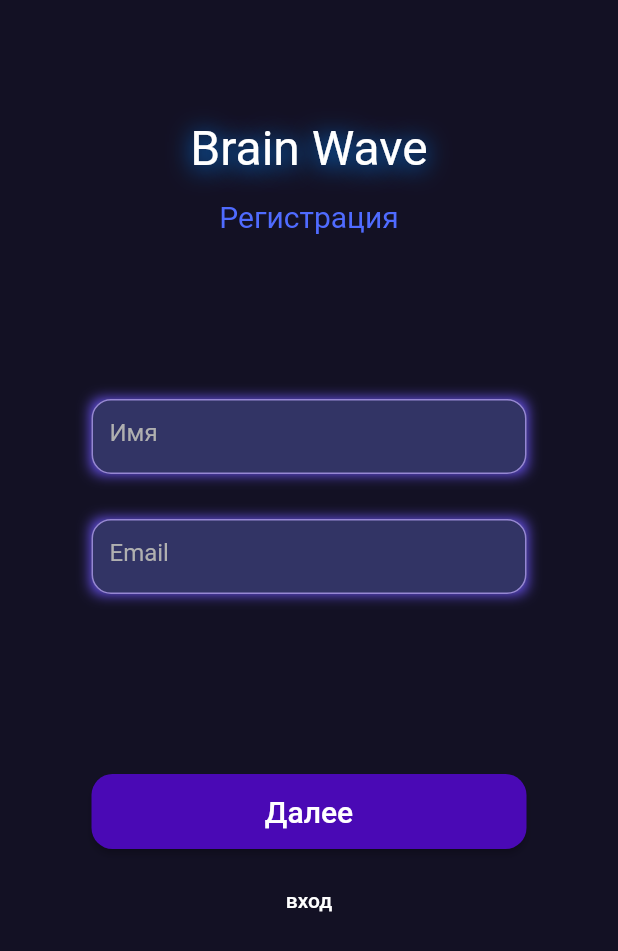
After one commit to Jason1258t/brain-wave, a Flutter app: the screen it shows after launch, after a tap on "регистрация", on a phone screen of 412 x 824 dp. The commit adds this screen. Shown: the top 951 px of the screen. Run offline on Flutter 3.47's test engine with Material 2 defaults, Android fonts, the light colour scheme and no system bars; our stand-ins replace bloc, firebase_auth, firebase_core, flutter_bloc, google_fonts, rxdart and 1 more; missing offline and left inert: loading_animations; accounts and stored records are empty; Roboto replaces fonts that are missing (Ubuntu).

Commit message:
вход робит

```diff
--- a/lib/auth/bloc/auth_bloc.dart
+++ b/lib/auth/bloc/auth_bloc.dart
@@ -10,11 +10,67 @@ part 'auth_state.dart';
 
 class AuthBloc extends Bloc<AuthEvent, AuthState> {
   final AppRepository _appRepository;
-
+  late StreamSubscription<AuthStateEnum> _authState;
 
   AuthBloc({required AppRepository appRepository}) :_appRepository = appRepository, super(AuthInitial()) {
-    on<AuthEvent>((event, emit) {
-      // TODO: implement event handler
+    on<AuthSubscriptionEvent>(_onSubscription);
+    on<LoginInitialEvent>(_initialLogin);
+    on<LoginLoadingEvent>(_onLoading);
+    on<LoginSuccessEvent>(_onSuccessLogin);
+    on<RegisterSuccessEvent>(_onSuccessRegister);
+    on<LoginFailEvent>(_onFail);
+    on<LoginCheckValid>(_checkLoginValid);
+  }
+
+  _onSubscription(AuthSubscriptionEvent event, emit) {
+    _authState = _appRepository.authState.stream.listen((AuthStateEnum event) {
+      if (event == AuthStateEnum.loading) add(LoginLoadingEvent());
+      if (event == AuthStateEnum.logged) add(LoginSuccessEvent());
+      if (event == AuthStateEnum.fail) add(LoginFailEvent());
+      if (event == AuthStateEnum.registered) add(RegisterFailEvent());
     });
   }
+
+  _initialLogin(LoginInitialEvent event, emit) {
+    _appRepository.firebaseLoginUserWithEmailAndPassword(event.email, event.password);
+  }
+
+  _onLoading(LoginLoadingEvent event, emit) {
+    emit(AuthLoadingState());
+  }
+
+  _onSuccessLogin(LoginSuccessEvent event, emit) {
+    emit(AuthSuccessState());
+  }
+
+  _onSuccessRegister(RegisterSuccessEvent event, emit) {
+    emit(RegisterSuccessState());
+  }
+
+  _onFail(LoginFailEvent event, emit) {
+    emit(AuthFailState());
+  }
+
+  _checkLoginValid(LoginCheckValid event, emit) {
+    if (event.email.isNotEmpty && event.password.isNotEmpty) {
+      bool email = true;
+      bool password = true;
+
+      if (RegExp(
+          r'^(([^<>()[\]\\.,;:\s@\"]+(\.[^<>()[\]\\.,;:\s@\"]+)*)|(\".+\"))@((\[[0-9]{1,3}\.[0-9]{1,3}\.[0-9]{1,3}\.[0-9]{1,3}\])|(([a-zA-Z\-0-9]+\.)+[a-zA-Z]{2,}))$')
+          .hasMatch(event.email)) {
+        email = false;
+      }
+      if (event.password.length > 5) {
+        password = false;
+      }
+      if (email || password) {
+        emit(LoginInvalidFields(email: email, password: password));
+      } else {
+        emit(LoginValidFields());
+      }
+    } else {
+      emit(LoginInvalidFields(email: true, password: true));
+    }
+  }
 }
--- a/lib/auth/bloc/auth_event.dart
+++ b/lib/auth/bloc/auth_event.dart
@@ -3,6 +3,7 @@ part of 'auth_bloc.dart';
 @immutable
 abstract class AuthEvent {}
 
+class AuthSubscriptionEvent extends AuthEvent {}
 
 class LoginInitialEvent extends AuthEvent {
   final String email;
@@ -33,3 +34,9 @@ class RegisterFailEvent extends AuthEvent {
   final String problem;
   RegisterFailEvent({this.problem = 'ошибка'});
 }
+
+class LoginCheckValid extends AuthEvent {
+  final String email;
+  final String password;
+  LoginCheckValid({required this.email, required this.password});
+}
--- a/lib/auth/bloc/auth_state.dart
+++ b/lib/auth/bloc/auth_state.dart
@@ -19,3 +19,11 @@ class RegisterFailState extends AuthState {
   final String problem;
   RegisterFailState({this.problem = 'ошибка'});
 }
+
+class LoginInvalidFields extends AuthState {
+  final bool email;
+  final bool password;
+  LoginInvalidFields({required this.email, required this.password});
+}
+
+class LoginValidFields extends AuthState {}
--- /dev/null
+++ b/lib/auth/data/registration_repository.dart
@@ -0,0 +1,22 @@
+class RegistrationRepository {
+  RegInfo regInfo = RegInfo();
+
+  void setInfo({String? name, String? email, String? password}) {
+    regInfo.copyWith(newName: name, newEmail: email, newPassword: password);
+  }
+}
+
+
+class RegInfo {
+  late final String? name;
+  late final String? email;
+  late final String? password;
+  RegInfo({this.name, this.password, this.email});
+
+
+  copyWith({String? newName, String? newEmail, String? newPassword}) {
+    if (newName != null) name = newName;
+    if (newEmail != null) email = newEmail;
+    if (newPassword != null) password = newPassword;
+  }
+}
--- /dev/null
+++ b/lib/auth/ui/first_registration_screen.dart
@@ -0,0 +1,74 @@
+import 'package:brain_wave_2/auth/bloc/auth_bloc.dart';
+import 'package:brain_wave_2/widgets/elevated_button.dart';
+import 'package:brain_wave_2/widgets/filled_text_field.dart';
+import 'package:flutter/material.dart';
+import 'package:flutter_bloc/flutter_bloc.dart';
+
+import '../../utils/utils.dart';
+
+class FirstRegistrationScreen extends StatelessWidget {
+  const FirstRegistrationScreen({Key? key}) : super(key: key);
+
+  @override
+  Widget build(BuildContext context) {
+    final TextEditingController emailController = TextEditingController();
+    final TextEditingController nameController = TextEditingController();
+    return SafeArea(
+        child: Scaffold(
+      backgroundColor: const Color(0xff131124),
+      body: BlocConsumer<AuthBloc, AuthState>(
+        listener: (context, state) {},
+        builder: (context, state) {
+          return SingleChildScrollView(
+            child: Center(
+              child: Padding(
+                padding: const EdgeInsets.symmetric(vertical: 80),
+                child: Column(
+                  crossAxisAlignment: CrossAxisAlignment.center,
+                  children: [
+                    Column(
+                      children: const [
+                        Text(
+                          'Brain Wave',
+                          style: AppTypography.font32fff,
+                        ),
+                        SizedBox(
+                          height: 15,
+                        ),
+                        Text(
+                          'Регистрация',
+                          style: AppTypography.font204F6BFF,
+                        ),
+                        SizedBox(
+                          height: 110,
+                        ),
+                      ],
+                    ),
+                    Column(
+                      children: [
+                        CustomFilledTextField(
+                          hintText: 'Имя',
+                          controller: nameController,
+                          keyBoardType: TextInputType.emailAddress,
+                        ),
+                        const SizedBox(
+                          height: 30,
+                        ),
+                        CustomFilledTextField(
+                            hintText: 'Email', controller: emailController),
+                        const SizedBox(height: 120)
+                      ],
+                    ),
+                    CustomElevatedButton(callback: () {}, text: 'Далее'),
+                    const SizedBox(height: 10,),
+                    TextButton(onPressed: () {Navigator.pushNamed(context, '/login');}, child: const Text('вход', style: TextStyle(color: Colors.white, fontSize: 14),))
+                  ],
+                ),
+              ),
+            ),
+          );
+        },
+      ),
+    ));
+  }
+}
--- a/lib/auth/ui/login.dart
+++ b/lib/auth/ui/login.dart
@@ -1,7 +1,11 @@
+import 'package:brain_wave_2/auth/bloc/auth_bloc.dart';
 import 'package:brain_wave_2/utils/fonts.dart';
 import 'package:brain_wave_2/widgets/elevated_button.dart';
 import 'package:brain_wave_2/widgets/filled_text_field.dart';
 import 'package:flutter/material.dart';
+import 'package:flutter_bloc/flutter_bloc.dart';
+
+import '../../utils/utils.dart';
 
 class LoginScreen extends StatelessWidget {
   const LoginScreen({Key? key}) : super(key: key);
@@ -11,7 +15,32 @@ class LoginScreen extends StatelessWidget {
     final TextEditingController emailController = TextEditingController();
     final TextEditingController passwordController = TextEditingController();
     return SafeArea(
-      child: Scaffold(
+      child: BlocConsumer<AuthBloc, AuthState>(
+        listener: (context, state) {
+          Dialogs.hide(context);
+          if (state is AuthLoadingState) {
+            Dialogs.showModal(
+                context,
+                Center(
+                  child: AppAnimations.bouncingLine,
+                ));
+          } else if (state is AuthFailState) {
+            const snackBar = SnackBar(content: Text('ошибка'));
+            ScaffoldMessenger.of(context).showSnackBar(snackBar);
+          } else if (state is AuthSuccessState) {
+            const snackBar = SnackBar(content: Text('успешно'));
+            ScaffoldMessenger.of(context).showSnackBar(snackBar);
+          } else if (state is LoginInvalidFields) {
+            const snackBar = SnackBar(content: Text('поля заполнены неверно'));
+            ScaffoldMessenger.of(context).showSnackBar(snackBar);
+          } else if (state is LoginValidFields) {
+            BlocProvider.of<AuthBloc>(context).add(LoginInitialEvent(
+                email: emailController.text,
+                password: passwordController.text));
+          }
+        },
+        builder: (context, state) {
+          return Scaffold(
               backgroundColor: const Color(0xff131124),
               body: SingleChildScrollView(
                 child: Center(
@@ -41,22 +70,36 @@ class LoginScreen extends StatelessWidget {
                         Column(
                           children: [
                             CustomFilledTextField(
-                            hintText: 'Email', controller: emailController),
+                              hintText: 'Email',
+                              controller: emailController,
+                              keyBoardType: TextInputType.emailAddress,
+                            ),
                             const SizedBox(
                               height: 30,
                             ),
                             CustomFilledTextField(
-                            hintText: 'Password', controller: passwordController),
-                        const SizedBox(
-                          height: 120)
+                                hintText: 'Password',
+                                controller: passwordController),
+                            const SizedBox(height: 120)
                           ],
                         ),
-                    CustomElevatedButton(callback: () {}, text: 'Войти')
+                        CustomElevatedButton(
+                            callback: () {
+                              BlocProvider.of<AuthBloc>(context).add(
+                                  LoginCheckValid(
+                                      email: emailController.text,
+                                      password: passwordController.text));
+                            },
+                            text: 'Войти'),
+                        const SizedBox(height: 10,),
+                        TextButton(onPressed: () {Navigator.pushNamed(context, '/register_first');}, child: const Text('регистрация', style: TextStyle(color: Colors.white, fontSize: 14),))
                       ],
                     ),
                   ),
                 ),
-          )),
+              ));
+        },
+      ),
     );
   }
 }
--- a/lib/logic/app_bloc.dart
+++ b/lib/logic/app_bloc.dart
@@ -1,15 +1,43 @@
 import 'dart:async';
 
 import 'package:bloc/bloc.dart';
+import 'package:brain_wave_2/logic/app_repository.dart';
 import 'package:meta/meta.dart';
 
 part 'app_event.dart';
+
 part 'app_state.dart';
 
 class AppBloc extends Bloc<AppEvent, AppState> {
-  AppBloc() : super(AppInitial()) {
-    on<AppEvent>((event, emit) {
-      // TODO: implement event handler
+  final AppRepository _appRepository;
+  late final StreamSubscription _appState;
+
+  AppBloc({required AppRepository appRepository})
+      : _appRepository = appRepository,
+        super(AppInitial()) {
+    on<AppSubscribeEvent>(_subscribe);
+    on<AppAuthEvent>(_onAuth);
+    on<AppUnAuthEvent>(_onUnAuth);
+    on<AppLogOutEvent>(_onLogOut);
+  }
+
+  _subscribe(AppSubscribeEvent event, emit) {
+    _appRepository.checkLogin();
+    _appState = _appRepository.appState.stream.listen((event) {
+      if (event == AppStateEnum.auth) add(AppAuthEvent());
+      if (event == AppStateEnum.unAuth) add(AppUnAuthEvent());
     });
   }
+
+  _onAuth(AppAuthEvent event, emit) {
+    emit(AppAuthState());
+  }
+
+  _onUnAuth(AppUnAuthEvent event, emit) {
+    emit(AppUnAuthState());
+  }
+
+  _onLogOut(AppLogOutEvent event, emit) {
+    _appRepository.logout();
+  }
 }
--- a/lib/logic/app_event.dart
+++ b/lib/logic/app_event.dart
@@ -2,3 +2,12 @@ part of 'app_bloc.dart';
 
 @immutable
 abstract class AppEvent {}
+
+
+class AppSubscribeEvent extends AppEvent {}
+
+class AppAuthEvent extends AppEvent {}
+
+class AppUnAuthEvent extends AppEvent {}
+
+class AppLogOutEvent extends AppEvent {}
--- a/lib/logic/app_repository.dart
+++ b/lib/logic/app_repository.dart
@@ -1,4 +1,5 @@
 import 'package:brain_wave_2/services/firebase_auth.dart';
+import 'package:firebase_auth/firebase_auth.dart';
 import 'package:rxdart/rxdart.dart';
 import 'package:shared_preferences/shared_preferences.dart';
 
@@ -17,48 +18,70 @@ class AppRepository {
   BehaviorSubject<AuthStateEnum> authState =
       BehaviorSubject<AuthStateEnum>.seeded(AuthStateEnum.wait);
 
+  void logout() async {
+    final SharedPreferences prefs = await SharedPreferences.getInstance();
+    await prefs.clear();
+    appState.add(AppStateEnum.unAuth);
+    authState.add(AuthStateEnum.wait);
+  }
+
   void checkLogin() async {
     try {
-      final SharedPreferences  prefs = await SharedPreferences.getInstance();
+      final SharedPreferences prefs = await SharedPreferences.getInstance();
 
-      final userId = prefs.getInt('uid');
+      final userId = prefs.getString('uid');
       if (userId == null) {
         appState.add(AppStateEnum.unAuth);
       } else {
-        loadSavedData().then((value) => appState.add(AppStateEnum.auth));
+        loadSavedData().then((value) => loadSavedData());
       }
     } catch (e) {
       rethrow;
     }
   }
 
-
   Future loadSavedData() async {
-    final SharedPreferences  prefs = await SharedPreferences.getInstance();
-    final uid = await prefs.getInt('uid');
-    final email = await prefs.getString('email');
-    final password = await prefs.getString('password');
+    final SharedPreferences prefs = await SharedPreferences.getInstance();
+    final uid = prefs.getString('uid');
+    final email = prefs.getString('email');
+    final password = prefs.getString('password');
     try {
-      final user = _firebaseAuthService.sighInWithEmailAndPassword(email!, password!);
-      authData = AuthData(userId: uid!, email: email);
+      final user =
+          _firebaseAuthService.sighInWithEmailAndPassword(email!, password!);
+      authData = AuthData(userId: uid!.toString(), email: email);
+      appState.add(AppStateEnum.auth);
     } catch (e) {
       appState.add(AppStateEnum.unAuth);
     }
-
   }
 
+  Future saveAuthData(String email, String uid, String password) async {
+    final SharedPreferences prefs = await SharedPreferences.getInstance();
+    await prefs.setString('uid', uid);
+    await prefs.setString('email', email);
+    await prefs.setString('password', password);
+  }
 
   void firebaseLoginUserWithEmailAndPassword(
       String email, String password) async {
-    final user =
-        await _firebaseAuthService.sighInWithEmailAndPassword(email, password);
+    authState.add(AuthStateEnum.loading);
+    try {
+      final User user = await _firebaseAuthService.sighInWithEmailAndPassword(
+          email, password);
+      authData = AuthData(userId: user.uid, email: email);
+      saveAuthData(email, user.uid, password);
+      authState.add(AuthStateEnum.logged);
+      appState.add(AppStateEnum.auth);
+    } catch (e) {
+      rethrow;
+    }
   }
 }
 
+class AuthData {
+  final String userId;
+  final String email;
 
-class AuthData {
-  final int userId;
-  final String email;
   //final String password;
 
   AuthData({required this.userId, required this.email});
--- a/lib/logic/app_state.dart
+++ b/lib/logic/app_state.dart
@@ -4,3 +4,8 @@ part of 'app_bloc.dart';
 abstract class AppState {}
 
 class AppInitial extends AppState {}
+
+
+class AppAuthState extends AppState {}
+
+class AppUnAuthState extends AppState {}
--- a/lib/main.dart
+++ b/lib/main.dart
@@ -1,6 +1,10 @@
 import 'package:brain_wave_2/auth/bloc/auth_bloc.dart';
+import 'package:brain_wave_2/auth/ui/first_registration_screen.dart';
 import 'package:brain_wave_2/auth/ui/login.dart';
+import 'package:brain_wave_2/home/ui/main_screen.dart';
+import 'package:brain_wave_2/logic/app_bloc.dart';
 import 'package:brain_wave_2/logic/app_repository.dart';
+import 'package:brain_wave_2/services/custom_bloc_observer.dart';
 import 'package:brain_wave_2/services/firebase_auth.dart';
 import 'package:flutter/material.dart';
 import 'package:firebase_core/firebase_core.dart';
@@ -9,11 +13,13 @@ import 'package:flutter_bloc/flutter_bloc.dart';
 import 'package:google_fonts/google_fonts.dart';
 import 'firebase_options.dart';
 
-void main() async {
-  runApp(const MyApp());
+Future<void> main() async {
+  WidgetsFlutterBinding.ensureInitialized();
+  Bloc.observer = CustomBlocObserver();
   await Firebase.initializeApp(
     options: DefaultFirebaseOptions.currentPlatform,
   );
+  runApp(MyRepositoryProviders());
 }
 
 class MyApp extends StatelessWidget {
@@ -26,7 +32,12 @@ class MyApp extends StatelessWidget {
       theme: ThemeData(
         fontFamily: GoogleFonts.ubuntu().fontFamily,
       ),
-      home: const LoginScreen(),
+      routes: {
+        '/register_first': (context) => const FirstRegistrationScreen(),
+        '/login': (context) => const LoginScreen(),
+        '/register_second': (context) => const HomePage()
+      },
+      home: const HomePage(),
     );
   }
 }
@@ -51,8 +62,33 @@ class MyBlocProviders extends StatelessWidget {
   Widget build(BuildContext context) {
     return MultiBlocProvider(providers: [
       BlocProvider(
+          lazy: false,
           create: (_) => AuthBloc(
-              appRepository: RepositoryProvider.of<AppRepository>(context))),
-    ], child: const Text('fef'));
+              appRepository: RepositoryProvider.of<AppRepository>(context))
+            ..add(AuthSubscriptionEvent())),
+      BlocProvider(
+          lazy: false,
+          create: (_) => AppBloc(
+              appRepository: RepositoryProvider.of<AppRepository>(context))
+            ..add(AppSubscribeEvent())),
+    ], child: const MyApp());
   }
 }
+
+class HomePage extends StatelessWidget {
+  const HomePage({Key? key}) : super(key: key);
+
+  @override
+  Widget build(BuildContext context) {
+    return BlocConsumer<AppBloc, AppState>(
+        listener: (context, state) {},
+        builder: (context, state) {
+          if (state is AppAuthState) return const MainScreen();
+          if (state is AppAuthState) {
+            return const LoginScreen();
+          } else {
+            return const LoginScreen();
+          }
+        });
+  }
+}
--- /dev/null
+++ b/lib/utils/colors.dart
@@ -0,0 +1,5 @@
+import 'package:flutter/material.dart';
+
+abstract class AppColors {
+  static const purpleButton = Color(0xff4A09B5);
+}
--- /dev/null
+++ b/lib/utils/utils.dart
@@ -0,0 +1,4 @@
+export 'dialogs.dart';
+export 'colors.dart';
+export 'fonts.dart';
+export 'animations.dart';
--- a/lib/widgets/filled_text_field.dart
+++ b/lib/widgets/filled_text_field.dart
@@ -6,13 +6,17 @@ class CustomFilledTextField extends StatelessWidget {
   final double height;
   final String hintText;
   final TextEditingController controller;
+  final TextInputType keyBoardType;
+  final bool obscureText;
 
   CustomFilledTextField(
       {Key? key,
       this.width = 290,
       this.height = 50,
       required this.hintText,
-      required this.controller})
+      required this.controller,
+      this.obscureText = false,
+      this.keyBoardType = TextInputType.text})
       : super(key: key);
 
   @override
--- a/pubspec.yaml
+++ b/pubspec.yaml
@@ -21,6 +21,7 @@ dependencies:
   shared_preferences: ^2.1.1
   google_fonts: ^4.0.0
   rxdart: ^0.27.7
+  loading_animations: ^2.2.0
 
 
 dev_dependencies:
```
Also changed, not shown: lib/auth/ui/second_registration_screen.dart (added, +74 -0 lines), lib/home/ui/main_screen.dart (added, +19 -0 lines), lib/services/custom_bloc_observer.dart (added, +52 -0 lines), lib/utils/animations.dart (added, +7 -0 lines), lib/utils/dialogs.dart (added, +38 -0 lines), pubspec.lock. Lines whose indentation alone changed are shown as unchanged.
